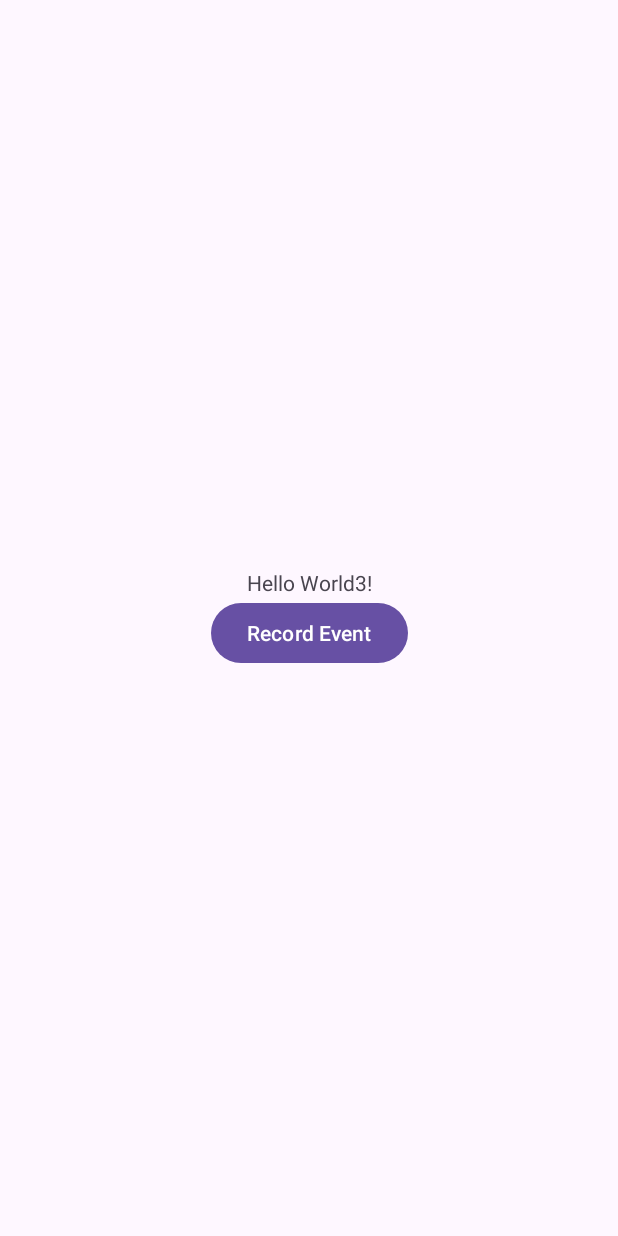
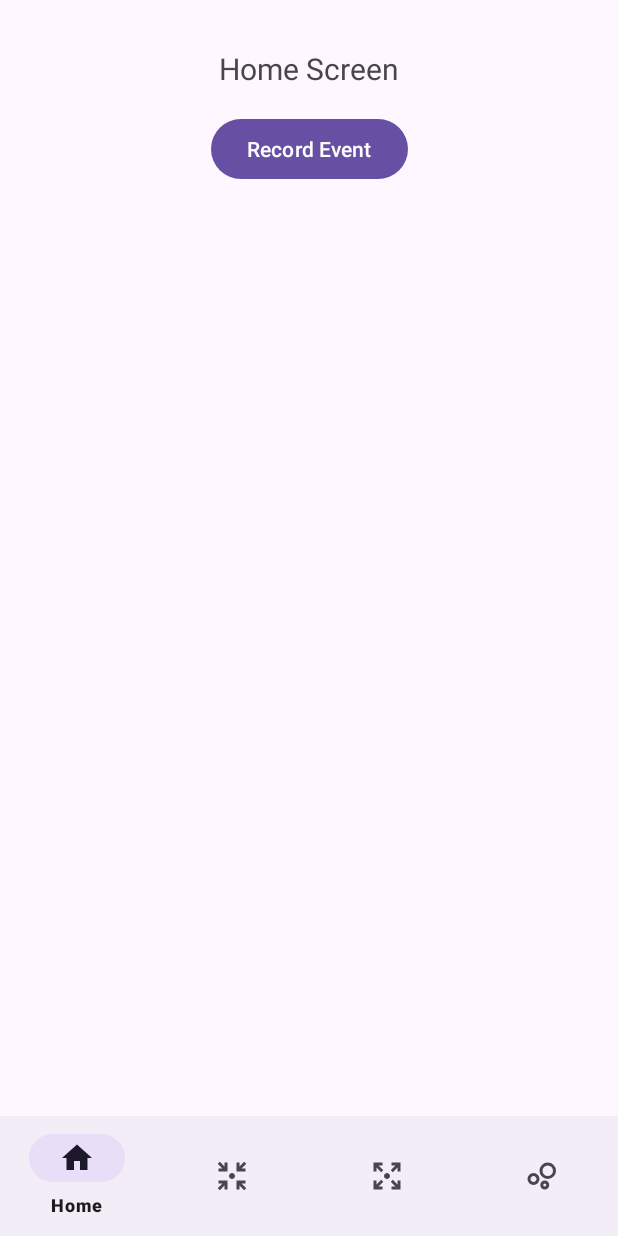
Before and after one commit to billpottle/LibreLog, an Android app: the screen it shows after launch (MainActivity), after a tap on "Record Event", on a phone screen of 412 x 824 dp. Run offline under Robolectric (Android 15) with nearby library versions, the phone set to English and light mode, and no system bars; our stand-ins replace Room's generated code.

Commit message:
basic app layout

```diff
--- a/app/src/main/java/com/example/librelog/LogEntry.java
+++ b/app/src/main/java/com/example/librelog/LogEntry.java
@@ -2,6 +2,8 @@ package com.example.librelog;
 
 import androidx.room.Entity;
 import androidx.room.PrimaryKey;
+
+import java.util.Date; // Added for consistency if we were to use Date, but sticking to long for now
 
 @Entity(tableName = "log_entries")
 public class LogEntry {
@@ -9,6 +11,39 @@ public class LogEntry {
     public int id;
 
     public String event;
-    public long timestamp;
+    public long timestamp; // Kept as long
     public String notes;
+
+    // Getters and Setters
+    public int getId() {
+        return id;
+    }
+
+    public void setId(int id) {
+        this.id = id;
+    }
+
+    public String getEvent() {
+        return event;
+    }
+
+    public void setEvent(String event) {
+        this.event = event;
+    }
+
+    public long getTimestamp() {
+        return timestamp;
+    }
+
+    public void setTimestamp(long timestamp) { // Expects long
+        this.timestamp = timestamp;
+    }
+
+    public String getNotes() {
+        return notes;
+    }
+
+    public void setNotes(String notes) {
+        this.notes = notes;
+    }
 }
--- a/app/src/main/java/com/example/librelog/MainActivity.java
+++ b/app/src/main/java/com/example/librelog/MainActivity.java
@@ -1,31 +1,65 @@
 package com.example.librelog;
 
 import android.os.Bundle;
-import android.widget.Button;
 import androidx.appcompat.app.AppCompatActivity;
-import java.util.Date;
+import androidx.fragment.app.Fragment;
+import androidx.fragment.app.FragmentManager;
+import androidx.fragment.app.FragmentTransaction;
+import com.example.librelog.ui.HelpFragment;
+import com.example.librelog.ui.HomeFragment;
+import com.example.librelog.ui.InputFragment;
+import com.example.librelog.ui.OutputFragment;
+import com.google.android.material.bottomnavigation.BottomNavigationView;
 
 public class MainActivity extends AppCompatActivity {
-    private AppDatabase db;
+
+    private BottomNavigationView bottomNavigationView;
 
     @Override
     protected void onCreate(Bundle savedInstanceState) {
         super.onCreate(savedInstanceState);
         setContentView(R.layout.activity_main);
 
-        db = AppDatabase.getDatabase(getApplicationContext());
+        bottomNavigationView = findViewById(R.id.bottom_navigation);
 
-        Button recordButton = findViewById(R.id.button_record_event);
-        recordButton.setOnClickListener(view -> {
-            LogEntry logEntry = new LogEntry();
-            logEntry.event = "default";
-            logEntry.timestamp = new Date().getTime();
-            logEntry.notes = "";
+        bottomNavigationView.setOnItemSelectedListener(item -> {
+            Fragment selectedFragment = null;
+            int itemId = item.getItemId();
 
-            AppDatabase.databaseWriteExecutor.execute(() -> {
-                db.logEntryDao().insert(logEntry);
-                // You can add a Toast or Log message here to confirm insertion
-            });
+            if (itemId == R.id.navigation_home) {
+                selectedFragment = new HomeFragment();
+            } else if (itemId == R.id.navigation_input) {
+                selectedFragment = new InputFragment();
+            } else if (itemId == R.id.navigation_output) {
+                selectedFragment = new OutputFragment();
+            } else if (itemId == R.id.navigation_help) {
+                selectedFragment = new HelpFragment();
+            }
+
+            if (selectedFragment != null) {
+                loadFragment(selectedFragment);
+            }
+            return true;
         });
+
+        // Load the default fragment
+        if (savedInstanceState == null) {
+            // Ensure bottomNavigationView is not null before trying to set selected item
+            if (bottomNavigationView != null) {
+                 bottomNavigationView.setSelectedItemId(R.id.navigation_home);
+            } else {
+                // Fallback in case bottom_navigation is not found, though it should be.
+                loadFragment(new HomeFragment());
+            }
+        }
+    }
+
+    private void loadFragment(Fragment fragment) {
+        if (fragment != null) {
+            FragmentManager fragmentManager = getSupportFragmentManager();
+            FragmentTransaction fragmentTransaction = fragmentManager.beginTransaction();
+            fragmentTransaction.replace(R.id.fragment_container, fragment);
+            fragmentTransaction.commit();
+        }
     }
 }
--- /dev/null
+++ b/app/src/main/java/com/example/librelog/ui/HomeFragment.java
@@ -0,0 +1,44 @@
+package com.example.librelog.ui;
+
+import android.os.Bundle;
+import android.view.LayoutInflater;
+import android.view.View;
+import android.view.ViewGroup;
+import android.widget.Button;
+import android.widget.Toast;
+import androidx.annotation.NonNull;
+import androidx.annotation.Nullable;
+import androidx.fragment.app.Fragment;
+import com.example.librelog.AppDatabase;
+import com.example.librelog.LogEntry;
+import com.example.librelog.R;
+import java.util.Date;
+
+public class HomeFragment extends Fragment {
+
+    private AppDatabase db;
+
+    @Nullable
+    @Override
+    public View onCreateView(@NonNull LayoutInflater inflater, @Nullable ViewGroup container, @Nullable Bundle savedInstanceState) {
+        View view = inflater.inflate(R.layout.fragment_home, container, false);
+
+        db = AppDatabase.getDatabase(requireContext().getApplicationContext());
+
+        Button recordButton = view.findViewById(R.id.button_record_event);
+        recordButton.setOnClickListener(v -> {
+            LogEntry logEntry = new LogEntry();
+            logEntry.setEvent("default");
+            logEntry.setTimestamp(new Date().getTime()); // Changed to getTime()
+            logEntry.setNotes("");
+
+            AppDatabase.databaseWriteExecutor.execute(() -> {
+                db.logEntryDao().insert(logEntry);
+                // Optionally show a toast or update UI on the main thread
+                // requireActivity().runOnUiThread(() -> Toast.makeText(getContext(), "Event recorded", Toast.LENGTH_SHORT).show());
+            });
+        });
+
+        return view;
+    }
+}
--- /dev/null
+++ b/app/src/main/res/drawable/ic_help.xml
@@ -0,0 +1,5 @@
+<vector xmlns:android="http://schemas.android.com/apk/res/android" android:height="24dp" android:tint="#000000" android:viewportHeight="960" android:viewportWidth="960" android:width="24dp">
+
+    <path android:fillColor="@android:color/white" android:pathData="M580,840Q530,840 495,805Q460,770 460,720Q460,670 495,635Q530,600 580,600Q630,600 665,635Q700,670 700,720Q700,770 665,805Q630,840 580,840ZM580,760Q597,760 608.5,748.5Q620,737 620,720Q620,703 608.5,691.5Q597,680 580,680Q563,680 551.5,691.5Q540,703 540,720Q540,737 551.5,748.5Q563,760 580,760ZM660,560Q568,560 504,496Q440,432 440,340Q440,248 504,184Q568,120 660,120Q752,120 816,184Q880,248 880,340Q880,432 816,496Q752,560 660,560ZM660,480Q719,480 759.5,439.5Q800,399 800,340Q800,281 759.5,240.5Q719,200 660,200Q601,200 560.5,240.5Q520,281 520,340Q520,399 560.5,439.5Q601,480 660,480ZM280,720Q214,720 167,673Q120,626 120,560Q120,494 167,447Q214,400 280,400Q346,400 393,447Q440,494 440,560Q440,626 393,673Q346,720 280,720ZM280,640Q313,640 336.5,616.5Q360,593 360,560Q360,527 336.5,503.5Q313,480 280,480Q247,480 223.5,503.5Q200,527 200,560Q200,593 223.5,616.5Q247,640 280,640ZM580,720Q580,720 580,720Q580,720 580,720Q580,720 580,720Q580,720 580,720Q580,720 580,720Q580,720 580,720Q580,720 580,720Q580,720 580,720ZM660,340Q660,340 660,340Q660,340 660,340Q660,340 660,340Q660,340 660,340Q660,340 660,340Q660,340 660,340Q660,340 660,340Q660,340 660,340ZM280,560Q280,560 280,560Q280,560 280,560Q280,560 280,560Q280,560 280,560Q280,560 280,560Q280,560 280,560Q280,560 280,560Q280,560 280,560Z"/>
+
+</vector>
--- /dev/null
+++ b/app/src/main/res/drawable/ic_home.xml
@@ -0,0 +1,5 @@
+<vector xmlns:android="http://schemas.android.com/apk/res/android" android:height="24dp" android:tint="#000000" android:viewportHeight="24" android:viewportWidth="24" android:width="24dp">
+
+    <path android:fillColor="@android:color/white" android:pathData="M10,20v-6h4v6h5v-8h3L12,3 2,12h3v8z"/>
+
+</vector>
--- /dev/null
+++ b/app/src/main/res/drawable/ic_input.xml
@@ -0,0 +1,5 @@
+<vector xmlns:android="http://schemas.android.com/apk/res/android" android:height="24dp" android:tint="#000000" android:viewportHeight="960" android:viewportWidth="960" android:width="24dp">
+
+    <path android:fillColor="@android:color/white" android:pathData="M156,860L100,804L224,680L120,680L120,600L360,600L360,840L280,840L280,736L156,860ZM804,860L680,736L680,840L600,840L600,600L840,600L840,680L736,680L860,804L804,860ZM120,360L120,280L224,280L100,156L156,100L280,224L280,120L360,120L360,360L120,360ZM600,360L600,120L680,120L680,224L804,100L860,156L736,280L840,280L840,360L600,360ZM480,560Q447,560 423.5,536.5Q400,513 400,480Q400,447 423.5,423.5Q447,400 480,400Q513,400 536.5,423.5Q560,447 560,480Q560,513 536.5,536.5Q513,560 480,560Z"/>
+
+</vector>
--- /dev/null
+++ b/app/src/main/res/drawable/ic_output.xml
@@ -0,0 +1,5 @@
+<vector xmlns:android="http://schemas.android.com/apk/res/android" android:height="24dp" android:tint="#000000" android:viewportHeight="960" android:viewportWidth="960" android:width="24dp">
+
+    <path android:fillColor="@android:color/white" android:pathData="M120,840L120,600L200,600L200,704L324,580L380,636L256,760L360,760L360,840L120,840ZM600,840L600,760L704,760L580,636L636,580L760,704L760,600L840,600L840,840L600,840ZM324,380L200,256L200,360L120,360L120,120L360,120L360,200L256,200L380,324L324,380ZM636,380L580,324L704,200L600,200L600,120L840,120L840,360L760,360L760,256L636,380ZM480,560Q447,560 423.5,536.5Q400,513 400,480Q400,447 423.5,423.5Q447,400 480,400Q513,400 536.5,423.5Q560,447 560,480Q560,513 536.5,536.5Q513,560 480,560Z"/>
+
+</vector>
--- a/app/src/main/res/layout/activity_main.xml
+++ b/app/src/main/res/layout/activity_main.xml
@@ -1,4 +1,3 @@
-<?xml version="1.0" encoding="utf-8"?>
 <androidx.constraintlayout.widget.ConstraintLayout xmlns:android="http://schemas.android.com/apk/res/android"
     xmlns:app="http://schemas.android.com/apk/res-auto"
     xmlns:tools="http://schemas.android.com/tools"
@@ -6,25 +5,22 @@
     android:layout_height="match_parent"
     tools:context=".MainActivity">
 
-    <TextView
-        android:id="@+id/textView"
-        android:layout_width="wrap_content"
+    <FrameLayout
+        android:id="@+id/fragment_container"
+        android:layout_width="0dp"
+        android:layout_height="0dp"
+        app:layout_constraintTop_toTopOf="parent"
+        app:layout_constraintBottom_toTopOf="@+id/bottom_navigation"
+        app:layout_constraintStart_toStartOf="parent"
+        app:layout_constraintEnd_toEndOf="parent" />
+
+    <com.google.android.material.bottomnavigation.BottomNavigationView
+        android:id="@+id/bottom_navigation"
+        android:layout_width="0dp"
         android:layout_height="wrap_content"
-        android:text="Hello World3!"
-        app:layout_constraintBottom_toTopOf="@+id/button_record_event"
+        app:layout_constraintBottom_toBottomOf="parent"
+        app:layout_constraintStart_toStartOf="parent"
         app:layout_constraintEnd_toEndOf="parent"
-        app:layout_constraintStart_toStartOf="parent"
-        app:layout_constraintTop_toTopOf="parent"
-        app:layout_constraintVertical_chainStyle="packed"/>
-
-    <Button
-        android:id="@+id/button_record_event"
-        android:layout_width="wrap_content"
-        android:layout_height="wrap_content"
-        android:text="Record Event"
-        app:layout_constraintTop_toBottomOf="@+id/textView"
-        app:layout_constraintBottom_toBottomOf="parent"
-        app:layout_constraintEnd_toEndOf="parent"
-        app:layout_constraintStart_toStartOf="parent" />
+        app:menu="@menu/bottom_navigation_menu" />
 
 </androidx.constraintlayout.widget.ConstraintLayout>
--- /dev/null
+++ b/app/src/main/res/layout/fragment_home.xml
@@ -0,0 +1,30 @@
+<?xml version="1.0" encoding="utf-8"?>
+<androidx.constraintlayout.widget.ConstraintLayout xmlns:android="http://schemas.android.com/apk/res/android"
+    xmlns:app="http://schemas.android.com/apk/res-auto"
+    xmlns:tools="http://schemas.android.com/tools"
+    android:layout_width="match_parent"
+    android:layout_height="match_parent"
+    tools:context=".ui.HomeFragment">
+
+    <TextView
+        android:id="@+id/text_home_title"
+        android:layout_width="wrap_content"
+        android:layout_height="wrap_content"
+        android:text="Home Screen"
+        android:textSize="20sp"
+        app:layout_constraintTop_toTopOf="parent"
+        app:layout_constraintStart_toStartOf="parent"
+        app:layout_constraintEnd_toEndOf="parent"
+        android:layout_marginTop="32dp"/>
+
+    <Button
+        android:id="@+id/button_record_event"
+        android:layout_width="wrap_content"
+        android:layout_height="wrap_content"
+        android:text="Record Event"
+        app:layout_constraintTop_toBottomOf="@id/text_home_title"
+        app:layout_constraintStart_toStartOf="parent"
+        app:layout_constraintEnd_toEndOf="parent"
+        android:layout_marginTop="16dp" />
+
+</androidx.constraintlayout.widget.ConstraintLayout>
--- /dev/null
+++ b/app/src/main/res/menu/bottom_navigation_menu.xml
@@ -0,0 +1,18 @@
+<menu xmlns:android="http://schemas.android.com/apk/res/android">
+    <item
+        android:id="@+id/navigation_home"
+        android:icon="@drawable/ic_home"
+        android:title="@string/title_home" />
+    <item
+        android:id="@+id/navigation_input"
+        android:icon="@drawable/ic_input"
+        android:title="@string/title_input" />
+    <item
+        android:id="@+id/navigation_output"
+        android:icon="@drawable/ic_output"
+        android:title="@string/title_output" />
+    <item
+        android:id="@+id/navigation_help"
+        android:icon="@drawable/ic_help"
+        android:title="@string/title_help" />
+</menu>
--- a/app/src/main/res/values/strings.xml
+++ b/app/src/main/res/values/strings.xml
@@ -1,3 +1,7 @@
 <resources>
     <string name="app_name">LibreLog</string>
+    <string name="title_home">Home</string>
+    <string name="title_input">Input</string>
+    <string name="title_output">Output</string>
+    <string name="title_help">Help</string>
 </resources>
```
Also changed, not shown: app/src/main/java/com/example/librelog/ui/HelpFragment.java (added, +19 -0 lines), app/src/main/java/com/example/librelog/ui/InputFragment.java (added, +19 -0 lines), app/src/main/java/com/example/librelog/ui/OutputFragment.java (added, +19 -0 lines), app/src/main/res/layout/fragment_help.xml (added, +14 -0 lines), app/src/main/res/layout/fragment_input.xml (added, +14 -0 lines), app/src/main/res/layout/fragment_output.xml (added, +14 -0 lines).
